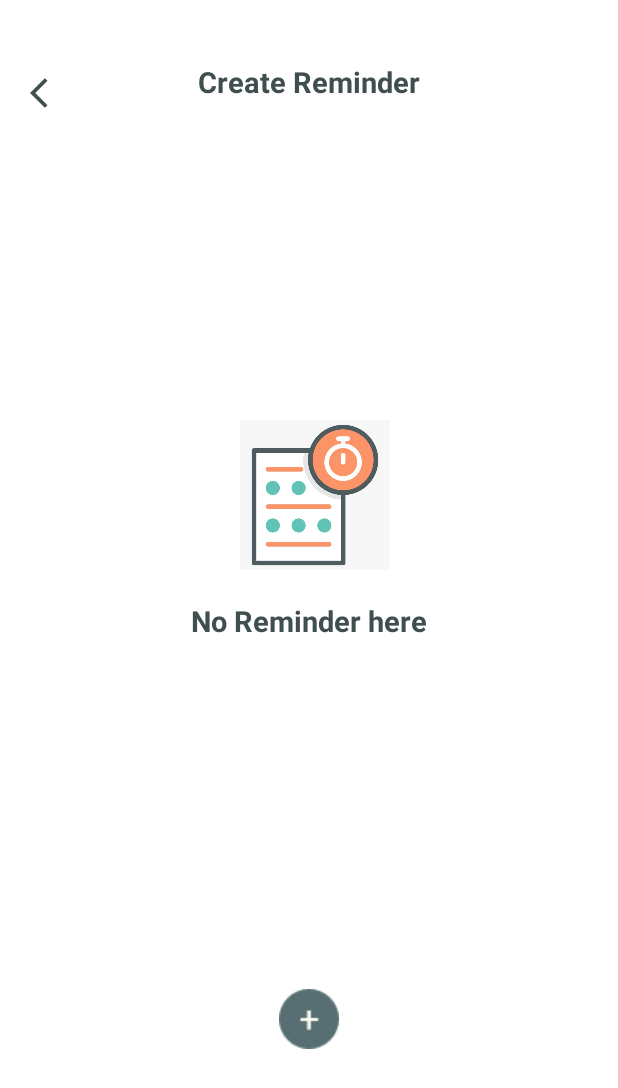
After one commit to HazemAmmar89/SAG2022, an Android app: the fragment CreateReminder shown on its own in the app's theme, on a phone screen of 412 x 824 dp. The commit adds this screen. Shown: the top 1088 px of the screen. Run offline under Robolectric (Android 15) with nearby library versions, the phone set to English and light mode, and no system bars; our stand-ins replace sdp/ssp sizes.

Commit message:
create , add , view reminder

```diff
--- /dev/null
+++ b/sag/src/main/java/com/example/sagapp/reminder/ui/fragments/CreateReminder.kt
@@ -0,0 +1,60 @@
+package com.example.sagapp.reminder.ui.fragments
+
+import android.os.Bundle
+import androidx.fragment.app.Fragment
+import android.view.LayoutInflater
+import android.view.View
+import android.view.ViewGroup
+import com.example.sagapp.R
+
+// TODO: Rename parameter arguments, choose names that match
+// the fragment initialization parameters, e.g. ARG_ITEM_NUMBER
+private const val ARG_PARAM1 = "param1"
+private const val ARG_PARAM2 = "param2"
+
+/**
+ * A simple [Fragment] subclass.
+ * Use the [CreateReminder.newInstance] factory method to
+ * create an instance of this fragment.
+ */
+class CreateReminder : Fragment() {
+    // TODO: Rename and change types of parameters
+    private var param1: String? = null
+    private var param2: String? = null
+
+    override fun onCreate(savedInstanceState: Bundle?) {
+        super.onCreate(savedInstanceState)
+        arguments?.let {
+            param1 = it.getString(ARG_PARAM1)
+            param2 = it.getString(ARG_PARAM2)
+        }
+    }
+
+    override fun onCreateView(
+        inflater: LayoutInflater, container: ViewGroup?,
+        savedInstanceState: Bundle?
+    ): View? {
+        // Inflate the layout for this fragment
+        return inflater.inflate(R.layout.fragment_create_reminder, container, false)
+    }
+
+    companion object {
+        /**
+         * Use this factory method to create a new instance of
+         * this fragment using the provided parameters.
+         *
+         * @param param1 Parameter 1.
+         * @param param2 Parameter 2.
+         * @return A new instance of fragment CreateReminder.
+         */
+        // TODO: Rename and change types and number of parameters
+        @JvmStatic
+        fun newInstance(param1: String, param2: String) =
+            CreateReminder().apply {
+                arguments = Bundle().apply {
+                    putString(ARG_PARAM1, param1)
+                    putString(ARG_PARAM2, param2)
+                }
+            }
+    }
+}
--- /dev/null
+++ b/sag/src/main/res/drawable/baseline_calendar_month_24.xml
@@ -0,0 +1,5 @@
+<vector android:height="24dp" android:tint="#FFFFFF"
+    android:viewportHeight="24" android:viewportWidth="24"
+    android:width="24dp" xmlns:android="http://schemas.android.com/apk/res/android">
+    <path android:fillColor="@android:color/white" android:pathData="M19,4h-1V2h-2v2H8V2H6v2H5C3.89,4 3.01,4.9 3.01,6L3,20c0,1.1 0.89,2 2,2h14c1.1,0 2,-0.9 2,-2V6C21,4.9 20.1,4 19,4zM19,20H5V10h14V20zM9,14H7v-2h2V14zM13,14h-2v-2h2V14zM17,14h-2v-2h2V14zM9,18H7v-2h2V18zM13,18h-2v-2h2V18zM17,18h-2v-2h2V18z"/>
+</vector>
--- /dev/null
+++ b/sag/src/main/res/drawable/ic_calendar.xml
@@ -0,0 +1,5 @@
+<vector android:height="24dp" android:tint="#3F4F4F"
+    android:viewportHeight="24" android:viewportWidth="24"
+    android:width="24dp" xmlns:android="http://schemas.android.com/apk/res/android">
+    <path android:fillColor="@android:color/white" android:pathData="M19,4h-1V2h-2v2H8V2H6v2H5C3.89,4 3.01,4.9 3.01,6L3,20c0,1.1 0.89,2 2,2h14c1.1,0 2,-0.9 2,-2V6C21,4.9 20.1,4 19,4zM19,20H5V10h14V20zM9,14H7v-2h2V14zM13,14h-2v-2h2V14zM17,14h-2v-2h2V14zM9,18H7v-2h2V18zM13,18h-2v-2h2V18zM17,18h-2v-2h2V18z"/>
+</vector>
--- /dev/null
+++ b/sag/src/main/res/layout/fragment_create_reminder.xml
@@ -0,0 +1,142 @@
+<?xml version="1.0" encoding="utf-8"?>
+<androidx.constraintlayout.widget.ConstraintLayout xmlns:android="http://schemas.android.com/apk/res/android"
+    xmlns:tools="http://schemas.android.com/tools"
+    android:layout_width="match_parent"
+    android:layout_height="match_parent"
+    xmlns:app="http://schemas.android.com/apk/res-auto"
+    tools:context=".reminder.ui.fragments.CreateReminder">
+    <androidx.constraintlayout.widget.Guideline
+        android:id="@+id/guideline1"
+        android:layout_width="wrap_content"
+        android:layout_height="wrap_content"
+        android:orientation="vertical"
+        app:layout_constraintGuide_begin="150dp" />
+
+    <androidx.constraintlayout.widget.Guideline
+        android:id="@+id/guideline2"
+        android:layout_width="wrap_content"
+        android:layout_height="wrap_content"
+        android:orientation="horizontal"
+        app:layout_constraintGuide_percent=".10"
+        />
+
+
+
+    <TextView
+        android:layout_width="wrap_content"
+        android:layout_height="wrap_content"
+        android:text="@string/create_reminder_tv"
+        style="@style/home_TV"
+        app:layout_constraintLeft_toLeftOf="parent"
+        app:layout_constraintRight_toRightOf="parent"
+        app:layout_constraintTop_toTopOf="@id/guideline3"
+        app:layout_constraintBottom_toBottomOf="@id/guideline1"
+
+        />
+
+    <androidx.constraintlayout.widget.Guideline
+        android:id="@+id/guideline3"
+        android:layout_width="wrap_content"
+        android:layout_height="wrap_content"
+        android:orientation="horizontal"
+        app:layout_constraintGuide_percent=".05"
+        />
+
+
+    <androidx.constraintlayout.widget.Guideline
+        android:id="@+id/guideline4"
+        android:layout_width="wrap_content"
+        android:layout_height="wrap_content"
+        android:orientation="horizontal"
+        app:layout_constraintGuide_percent=".45"
+        />
+
+    <androidx.constraintlayout.widget.Guideline
+        android:id="@+id/guideline5"
+        android:layout_width="wrap_content"
+        android:layout_height="wrap_content"
+        android:orientation="horizontal"
+        app:layout_constraintGuide_percent=".35"
+        />
+
+
+
+    <androidx.constraintlayout.widget.Guideline
+        android:id="@+id/guideline7"
+        android:layout_width="wrap_content"
+        android:layout_height="wrap_content"
+        android:orientation="horizontal"
+        app:layout_constraintGuide_percent=".80"
+        />
+
+    <androidx.constraintlayout.widget.Guideline
+        android:id="@+id/guideline6"
+        android:layout_width="wrap_content"
+        android:layout_height="wrap_content"
+        android:orientation="vertical"
+        app:layout_constraintGuide_begin="250dp" />
+    <TextView
+        android:id="@+id/create_reminder_backarrow"
+        android:layout_width="wrap_content"
+        android:layout_height="wrap_content"
+        android:drawableLeft="@drawable/ic_arrow_back"
+        app:layout_constraintTop_toTopOf="@id/guideline3"
+        app:layout_constraintLeft_toLeftOf="parent"
+        app:layout_constraintBottom_toBottomOf="@id/guideline2"
+        android:layout_marginLeft="20dp"
+        />
+
+
+    <ImageView
+        android:id="@+id/create_reminder"
+        android:layout_width="100dp"
+        android:layout_height="100dp"
+       android:src="@drawable/reminder"
+        android:layout_marginLeft="20dp"
+        app:layout_constraintLeft_toLeftOf="@id/guideline1"
+        app:layout_constraintTop_toTopOf="@id/guideline5"
+        app:layout_constraintRight_toRightOf="@id/guideline6"
+        app:layout_constraintBottom_toBottomOf="@id/guideline4"
+
+        />
+
+    <TextView
+        android:id="@+id/no_reminder_here_tv"
+        android:layout_width="wrap_content"
+        android:layout_height="wrap_content"
+        android:text="No Reminder here"
+        style="@style/home_TV"
+        android:layout_marginTop="30dp"
+        app:layout_constraintLeft_toLeftOf="parent"
+        app:layout_constraintRight_toRightOf="parent"
+        app:layout_constraintTop_toTopOf="@id/guideline4"
+        app:layout_constraintBottom_toBottomOf="@id/guideline1"
+
+        />
+
+    <TextView
+        android:id="@+id/create_reminder_icon"
+        android:layout_width="wrap_content"
+        android:layout_height="wrap_content"
+        android:drawableLeft="@drawable/alarm_bakground"
+        app:layout_constraintTop_toTopOf="@id/guideline7"
+        app:layout_constraintLeft_toLeftOf="parent"
+        app:layout_constraintRight_toRightOf="parent"
+
+
+        />
+    <TextView
+        android:layout_width="wrap_content"
+        android:layout_height="wrap_content"
+        android:drawableLeft="@drawable/plus_icon"
+        android:layout_marginTop="3dp"
+        app:layout_constraintTop_toTopOf="@id/guideline7"
+        app:layout_constraintLeft_toLeftOf="parent"
+        app:layout_constraintRight_toRightOf="parent"
+
+
+        />
+
+
+
+</androidx.constraintlayout.widget.ConstraintLayout>
--- a/sag/src/main/res/values/strings.xml
+++ b/sag/src/main/res/values/strings.xml
@@ -49,6 +49,7 @@
     <string name="date_and_time_tv">Date and Time</string>
     <string name="edit_alarm_tv">Edit Alarm</string>
     <string name="set_alarm_tv">Set alarm</string>
+    <string name="create_reminder_tv">Create Reminder</string>
 
 
 </resources>
```
Also changed, not shown: sag/src/main/java/com/example/sagapp/reminder/ui/fragments/AddReminderFragment.kt (added, +60 -0 lines), sag/src/main/java/com/example/sagapp/reminder/ui/fragments/ReminderFragment.kt (added, +60 -0 lines), sag/src/main/java/com/example/sagapp/reminder/ui/list/ReminderAddFragment.kt (added, +60 -0 lines), sag/src/main/res/layout/fragment_add_reminder.xml (added, +111 -0 lines), sag/src/main/res/layout/fragment_reminder.xml (added, +46 -0 lines), sag/src/main/res/layout/reminder_item_view.xml (added, +62 -0 lines), sag/src/main/res/drawable/reminder.jpeg (added).
